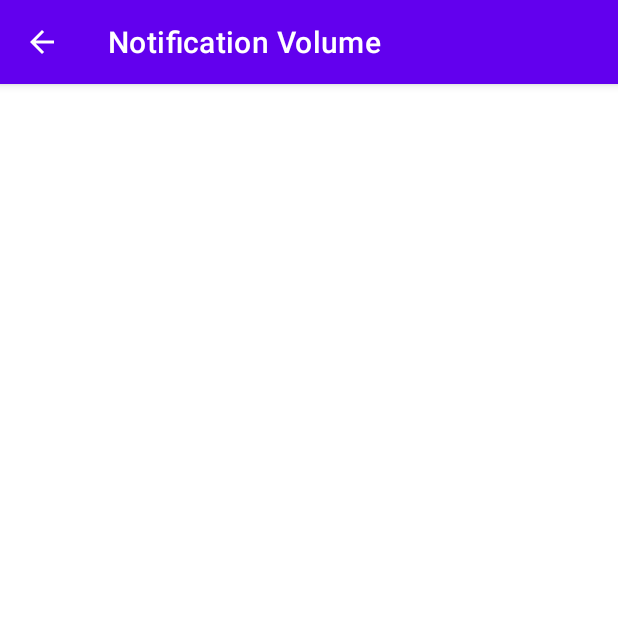
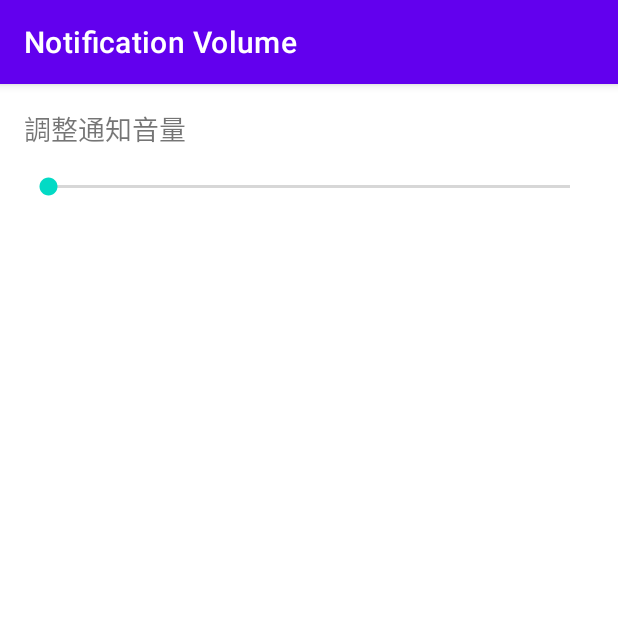
Before and after one commit to CrossLeaf/Notify_me, an Android app: the NotificationVolumeActivity screen opened directly, with no data from a screen before it, on a phone screen of 412 x 824 dp, the top half of it. Run offline under Robolectric (Android 15) with nearby library versions, the phone set to English and light mode, and no system bars.

Commit message:
add: 新增調整通知音量

```diff
--- a/app/src/main/java/com/eton/notification_me/NotificationVolumeActivity.kt
+++ b/app/src/main/java/com/eton/notification_me/NotificationVolumeActivity.kt
@@ -1,26 +1,95 @@
 package com.eton.notification_me
 
+import android.content.Context
+import android.database.ContentObserver
+import android.media.AudioManager
+import android.os.Bundle
+import android.os.Handler
+import android.os.Looper
+import android.provider.Settings
+import android.view.MenuItem
+import android.widget.SeekBar
 import androidx.appcompat.app.AppCompatActivity
-import android.os.Bundle
-import android.view.MenuItem
 
 class NotificationVolumeActivity : AppCompatActivity() {
+    // 定義 AudioManager 來控制音量
+    private lateinit var audioManager: AudioManager
+
+    // 定義 SeekBar 來顯示和控制音量
+    private lateinit var seekBar: SeekBar
+
+    // 定義一個變量來存儲當前的音量
+    private var currentVolume: Int = 0
+
+    // 定義一個 ContentObserver 來監聽系統設置的變化
+    private val volumeObserver = object : ContentObserver(Handler(Looper.getMainLooper())) {
+        override fun onChange(selfChange: Boolean) {
+            super.onChange(selfChange)
+            // 當系統設置變化時，檢查音量是否有變化
+            checkVolumeChange()
+        }
+    }
+
     override fun onCreate(savedInstanceState: Bundle?) {
         super.onCreate(savedInstanceState)
         setContentView(R.layout.activity_notification_volume)
         setTitle("Notification Volume")
-        supportActionBar?.setDisplayHomeAsUpEnabled(true)
 
+        // 獲取 AudioManager 服務
+        audioManager = getSystemService(Context.AUDIO_SERVICE) as AudioManager
+        // 獲取當前的通知音量
+        currentVolume = audioManager.getStreamVolume(AudioManager.STREAM_NOTIFICATION)
 
+        // 獲取 SeekBar 的實例並設定其最大值和當前進度
+        seekBar = findViewById(R.id.seekBar)
+        seekBar.max = audioManager.getStreamMaxVolume(AudioManager.STREAM_NOTIFICATION)
+        seekBar.progress = currentVolume
+
+        // 為 SeekBar 設定一個監聽器，當進度變化時，更新通知音量
+        seekBar.setOnSeekBarChangeListener(object : SeekBar.OnSeekBarChangeListener {
+            override fun onProgressChanged(seekBar: SeekBar?, progress: Int, fromUser: Boolean) {
+                audioManager.setStreamVolume(AudioManager.STREAM_NOTIFICATION, progress, 0)
+            }
+
+            override fun onStartTrackingTouch(seekBar: SeekBar?) {}
+
+            override fun onStopTrackingTouch(seekBar: SeekBar?) {}
+        })
+
+        // 註冊 ContentObserver 來監聽系統設置的變化
+        contentResolver.registerContentObserver(
+            Settings.System.CONTENT_URI, true, volumeObserver
+        )
     }
 
     override fun onOptionsItemSelected(item: MenuItem): Boolean {
         return when (item.itemId) {
+            // 當點擊返回鍵時，結束當前的 Activity
             android.R.id.home -> {
                 finish()
                 true
             }
+
             else -> super.onOptionsItemSelected(item)
         }
     }
+
+    override fun onDestroy() {
+        super.onDestroy()
+        // 在 Activity 被銷毀時，取消註冊 ContentObserver
+        contentResolver.unregisterContentObserver(volumeObserver)
+    }
+
+    /**
+     * Check if the volume has changed and update the seek bar if it has.
+     */
+    private fun checkVolumeChange() {
+        // 獲取新的通知音量
+        val newVolume = audioManager.getStreamVolume(AudioManager.STREAM_NOTIFICATION)
+        // 如果新的音量與當前的音量不同，則更新 SeekBar 的進度
+        if (newVolume != currentVolume) {
+            currentVolume = newVolume
+            seekBar.progress = currentVolume
+        }
+    }
 }
--- a/app/src/main/res/layout/activity_notification_volume.xml
+++ b/app/src/main/res/layout/activity_notification_volume.xml
@@ -4,6 +4,25 @@
     xmlns:tools="http://schemas.android.com/tools"
     android:layout_width="match_parent"
     android:layout_height="match_parent"
-    tools:context=".NotificationVolumeActivity">
+    tools:context=".NotificationVolumeActivity"
+    android:padding="16dp">
+
+    <TextView
+        android:id="@+id/textView"
+        android:layout_width="wrap_content"
+        android:layout_height="wrap_content"
+        android:text="調整通知音量"
+        android:textSize="18sp"
+        app:layout_constraintStart_toStartOf="parent"
+        app:layout_constraintTop_toTopOf="parent" />
+
+    <SeekBar
+        android:id="@+id/seekBar"
+        android:layout_width="0dp"
+        android:layout_height="wrap_content"
+        android:layout_marginTop="16dp"
+        app:layout_constraintStart_toStartOf="parent"
+        app:layout_constraintEnd_toEndOf="parent"
+        app:layout_constraintTop_toBottomOf="@+id/textView" />
 
 </androidx.constraintlayout.widget.ConstraintLayout>
```
